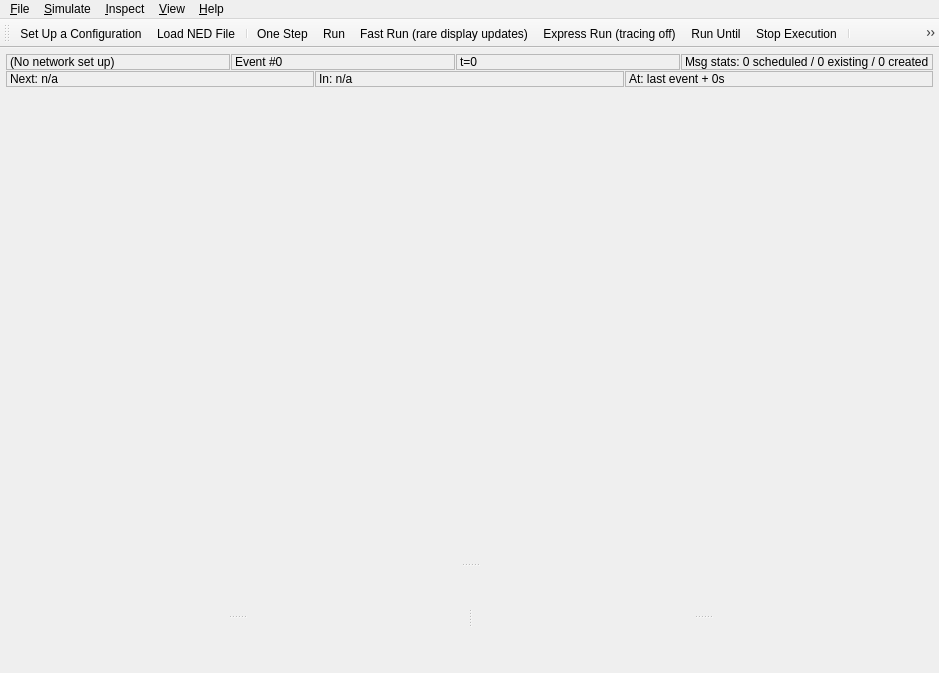
Old version of the form src/qtenv/mainwindow.ui in the repository omnetpp/omnetpp.
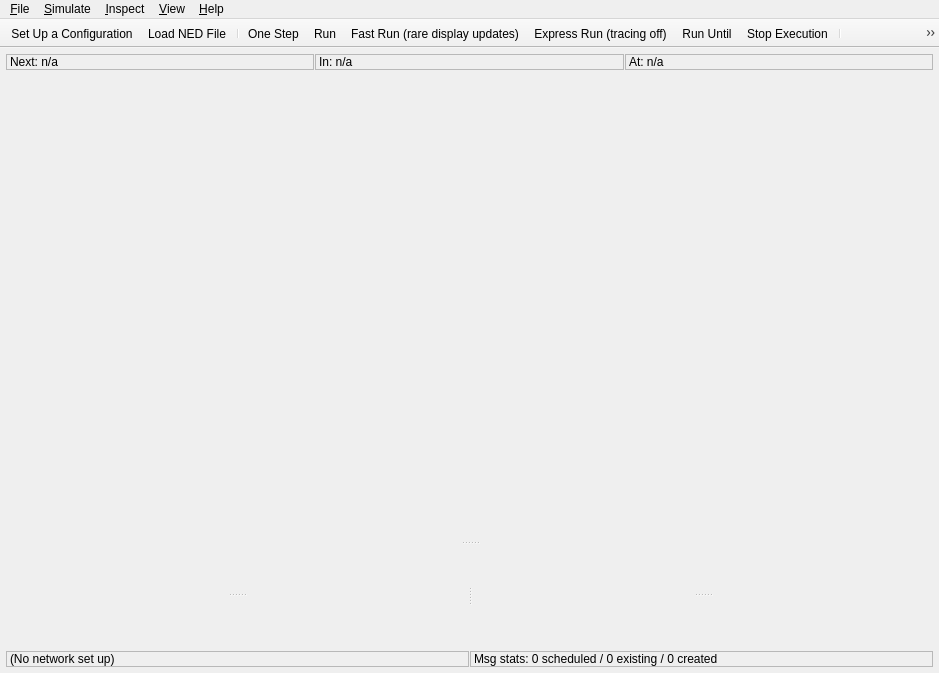
New version of the form. Icons and pictures are not drawn.

The edit to the form file:
```diff
--- a/src/qtenv/mainwindow.ui
+++ b/src/qtenv/mainwindow.ui
@@ -41,7 +41,7 @@
    </property>
    <layout class="QVBoxLayout" name="verticalLayout">
     <property name="spacing">
-     <number>-1</number>
+     <number>6</number>
     </property>
     <property name="leftMargin">
      <number>6</number>
@@ -60,65 +60,6 @@
       <property name="spacing">
        <number>1</number>
       </property>
-      <item>
-       <layout class="QHBoxLayout" name="topStatusRow">
-        <property name="spacing">
-         <number>1</number>
-        </property>
-        <item>
-         <widget class="QLabel" name="labelConfigName">
-          <property name="styleSheet">
-           <string notr="true">border: 1px solid palette(mid);</string>
-          </property>
-          <property name="text">
-           <string>(No network set up)</string>
-          </property>
-          <property name="margin">
-           <number>1</number>
-          </property>
-         </widget>
-        </item>
-        <item>
-         <widget class="QLabel" name="labelEvent">
-          <property name="styleSheet">
-           <string notr="true">border: 1px solid palette(mid);</string>
-          </property>
-          <property name="text">
-           <string>Event #0</string>
-          </property>
-          <property name="margin">
-           <number>1</number>
-          </property>
-         </widget>
-        </item>
-        <item>
-         <widget class="QLabel" name="labelTime">
-          <property name="styleSheet">
-           <string notr="true">border: 1px solid palette(mid);</string>
-          </property>
-          <property name="text">
-           <string>t=0</string>
-          </property>
-          <property name="margin">
-           <number>1</number>
-          </property>
-         </widget>
-        </item>
-        <item>
-         <widget class="QLabel" name="labelMessageStats">
-          <property name="styleSheet">
-           <string notr="true">border: 1px solid palette(mid);</string>
-          </property>
-          <property name="text">
-           <string>Msg stats: 0 scheduled / 0 existing / 0 created</string>
-          </property>
-          <property name="margin">
-           <number>1</number>
-          </property>
-         </widget>
-        </item>
-       </layout>
-      </item>
       <item>
        <layout class="QHBoxLayout" name="bottomStatusRow">
         <property name="spacing">
@@ -156,7 +97,7 @@
            <string notr="true">border: 1px solid palette(mid);</string>
           </property>
           <property name="text">
-           <string>At: last event + 0s</string>
+           <string>At: n/a</string>
           </property>
           <property name="margin">
            <number>1</number>
@@ -292,6 +233,39 @@
       </widget>
      </widget>
     </item>
+    <item>
+     <layout class="QHBoxLayout" name="statusBar">
+      <property name="spacing">
+       <number>1</number>
+      </property>
+      <item>
+       <widget class="QLabel" name="labelConfigName">
+        <property name="styleSheet">
+         <string notr="true">border: 1px solid palette(mid);</string>
+        </property>
+        <property name="text">
+         <string>(No network set up)</string>
+        </property>
+        <property name="margin">
+         <number>1</number>
+        </property>
+       </widget>
+      </item>
+      <item>
+       <widget class="QLabel" name="labelMessageStats">
+        <property name="styleSheet">
+         <string notr="true">border: 1px solid palette(mid);</string>
+        </property>
+        <property name="text">
+         <string>Msg stats: 0 scheduled / 0 existing / 0 created</string>
+        </property>
+        <property name="margin">
+         <number>1</number>
+        </property>
+       </widget>
+      </item>
+     </layout>
+    </item>
    </layout>
   </widget>
   <widget class="QMenuBar" name="menuBar">
@@ -388,6 +362,15 @@
    <property name="windowTitle">
     <string>Qtenv toolbar</string>
    </property>
+   <property name="layoutDirection">
+    <enum>Qt::LeftToRight</enum>
+   </property>
+   <property name="movable">
+    <bool>false</bool>
+   </property>
+   <property name="allowedAreas">
+    <set>Qt::TopToolBarArea</set>
+   </property>
    <property name="iconSize">
     <size>
      <width>30</width>
```
Left out of the diff: 12 changed lines with no effect on the pictures.
